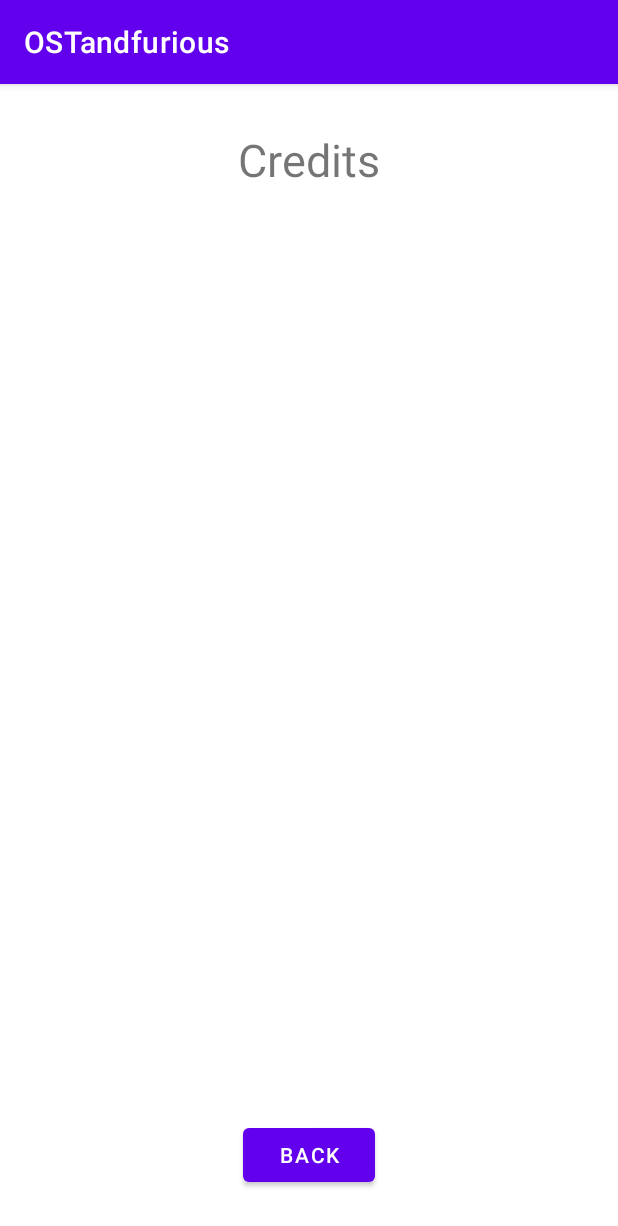
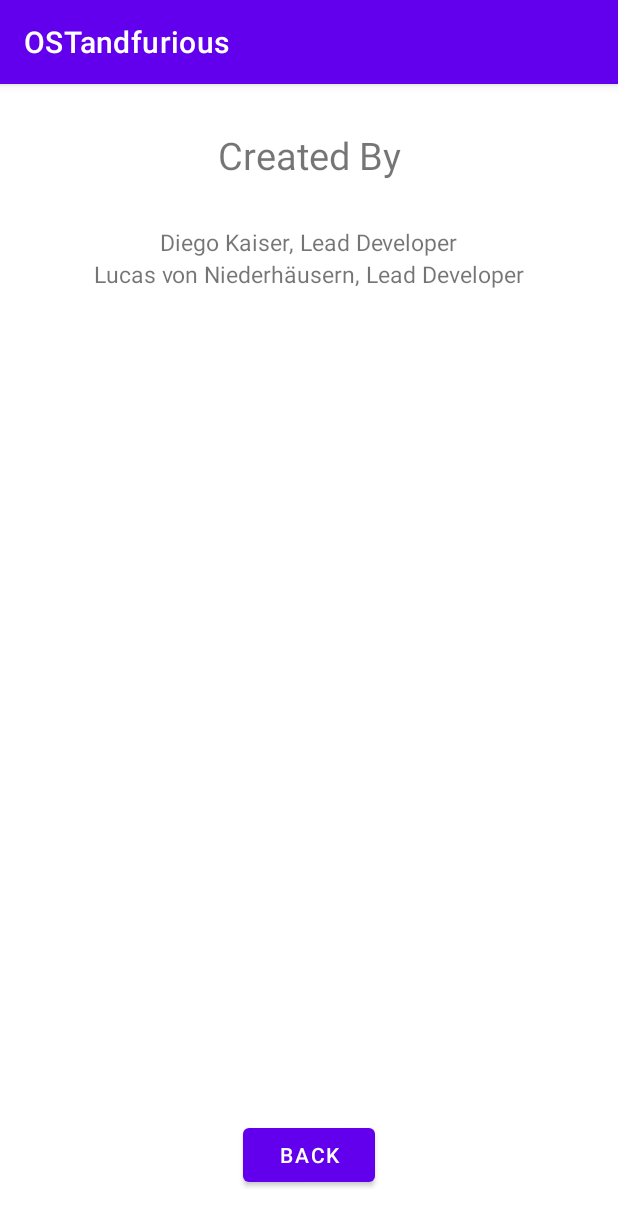
Before and after one commit to Carniv0re/OSTandfurious, an Android app: the CreditActivity screen opened directly, with no data from a screen before it, on a phone screen of 412 x 824 dp. Shown: the top 1226 px of the screen. Run offline under Robolectric (Android 15) with nearby library versions, the phone set to English and light mode, and no system bars.

Commit message:
Update activity_credit.xml

```diff
--- a/app/src/main/res/layout/activity_credit.xml
+++ b/app/src/main/res/layout/activity_credit.xml
@@ -8,14 +8,35 @@
 
     <TextView
         android:id="@+id/textViewLeaderboardTitle"
-        android:text="Credits"
+        android:text="Created By"
         android:layout_width="wrap_content"
         android:layout_height="wrap_content"
         app:layout_constraintTop_toTopOf="parent"
         app:layout_constraintLeft_toLeftOf="parent"
         app:layout_constraintRight_toRightOf="parent"
         android:layout_marginTop="30dp"
-        android:textSize="30sp" />
+        android:textSize="25sp" />
+
+    <TextView
+        android:id="@+id/diegoCreatedBy"
+        android:text="Diego Kaiser, Lead Developer"
+        android:layout_width="wrap_content"
+        android:layout_height="wrap_content"
+        app:layout_constraintTop_toBottomOf="@id/textViewLeaderboardTitle"
+        app:layout_constraintLeft_toLeftOf="parent"
+        app:layout_constraintRight_toRightOf="parent"
+        android:layout_marginTop="30dp"
+        android:textSize="15sp" />
+
+    <TextView
+        android:id="@+id/lucasCreatedBy"
+        android:text="Lucas von Niederhäusern, Lead Developer"
+        android:layout_width="wrap_content"
+        android:layout_height="wrap_content"
+        app:layout_constraintTop_toBottomOf="@id/diegoCreatedBy"
+        app:layout_constraintLeft_toLeftOf="parent"
+        app:layout_constraintRight_toRightOf="parent"
+        android:textSize="15sp" />
 
     <Button
         android:id="@+id/buttonBack"
```
